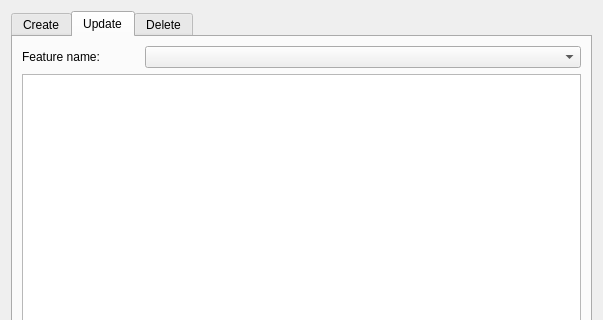
Qt form ui/manage_addfields.ui (Giswater/giswater_qgis_plugin) before a commit; both pictures show x 0 to 603 and y 0 to 320 of the 603 by 540 pixel window.
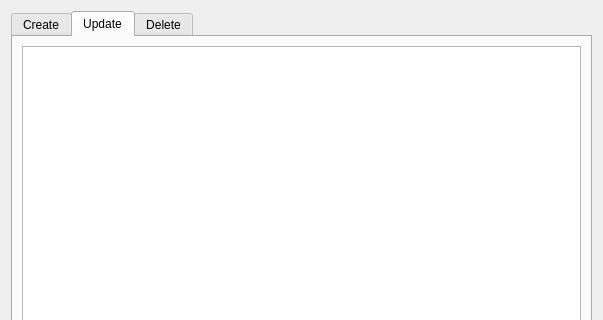
The same form after that commit. The open tabs and pages were chosen to show the change.

Commit message: wip import / export xml and manage fields

The edit to the form file:
```diff
--- a/ui/manage_addfields.ui
+++ b/ui/manage_addfields.ui
@@ -365,43 +365,6 @@
       </attribute>
       <layout class="QGridLayout" name="gridLayout_4">
        <item row="0" column="0">
-        <layout class="QHBoxLayout" name="horizontalLayout_14">
-         <item>
-          <widget class="QLabel" name="label_update_cat_feature_id">
-           <property name="text">
-            <string>Feature name:</string>
-           </property>
-          </widget>
-         </item>
-         <item>
-          <spacer name="horizontalSpacer_12">
-           <property name="orientation">
-            <enum>Qt::Horizontal</enum>
-           </property>
-           <property name="sizeType">
-            <enum>QSizePolicy::Fixed</enum>
-           </property>
-           <property name="sizeHint" stdset="0">
-            <size>
-             <width>39</width>
-             <height>20</height>
-            </size>
-           </property>
-          </spacer>
-         </item>
-         <item>
-          <widget class="QComboBox" name="update_cat_feature_id">
-           <property name="sizePolicy">
-            <sizepolicy hsizetype="Expanding" vsizetype="Fixed">
-             <horstretch>0</horstretch>
-             <verstretch>0</verstretch>
-            </sizepolicy>
-           </property>
-          </widget>
-         </item>
-        </layout>
-       </item>
-       <item row="1" column="0">
         <layout class="QHBoxLayout" name="horizontalLayout_15">
          <item>
           <widget class="QTableWidget" name="tableWidget"/>
```
Left out of the diff: 60 changed lines with no effect on the pictures. The commit also changes 1 other file.
